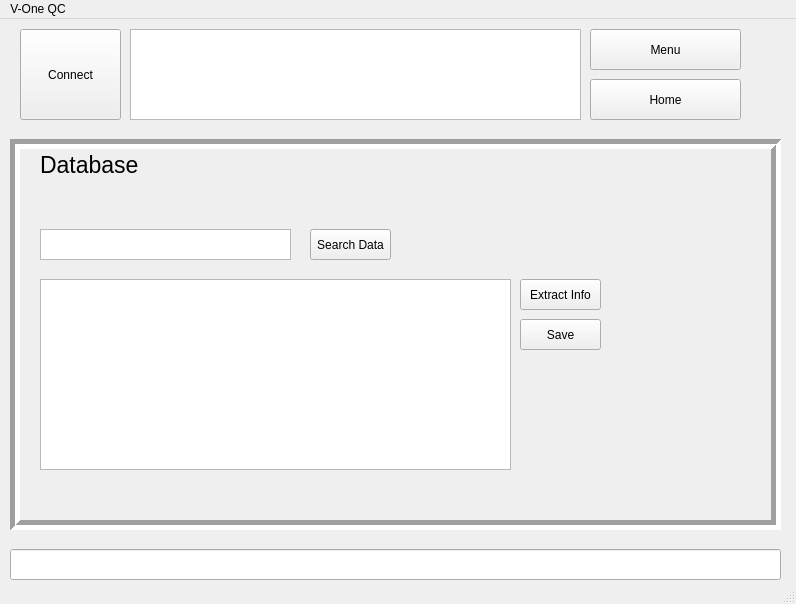
Qt form FT_vone/mainwindow.ui (7ome/Functional-Test) before a commit.
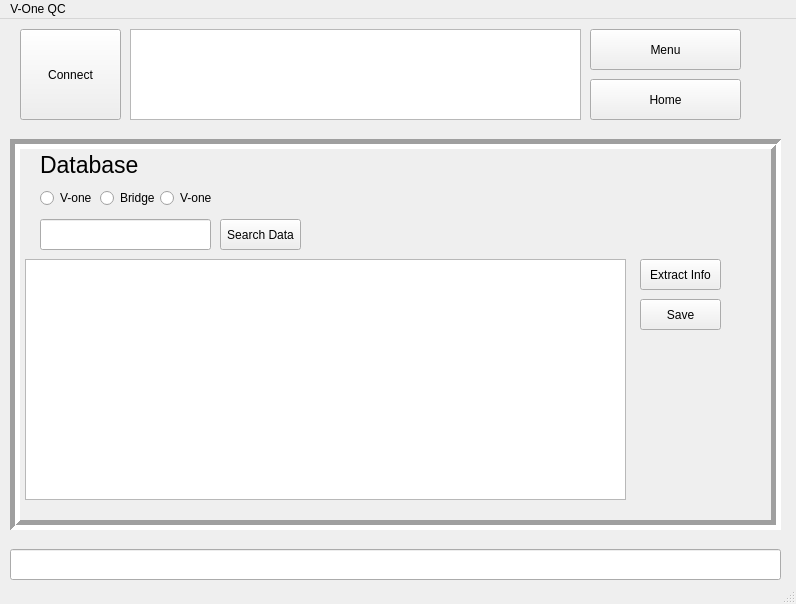
The same form after that commit. The open tabs and pages were chosen to show the change.

Diff of the .ui file:
```diff
--- a/FT_vone/mainwindow.ui
+++ b/FT_vone/mainwindow.ui
@@ -403,31 +403,11 @@
        <string>Database</string>
       </property>
      </widget>
-     <widget class="QTextBrowser" name="readtextbox">
-      <property name="geometry">
-       <rect>
-        <x>20</x>
-        <y>130</y>
-        <width>471</width>
-        <height>191</height>
-       </rect>
-      </property>
-     </widget>
-     <widget class="QTextBrowser" name="textBrowser_2">
-      <property name="geometry">
-       <rect>
-        <x>20</x>
-        <y>80</y>
-        <width>251</width>
-        <height>31</height>
-       </rect>
-      </property>
-     </widget>
      <widget class="QPushButton" name="ExtractButton">
       <property name="geometry">
        <rect>
-        <x>500</x>
-        <y>130</y>
+        <x>620</x>
+        <y>110</y>
         <width>81</width>
         <height>31</height>
        </rect>
@@ -439,8 +419,8 @@
      <widget class="QPushButton" name="SaveButton">
       <property name="geometry">
        <rect>
-        <x>500</x>
-        <y>170</y>
+        <x>620</x>
+        <y>150</y>
         <width>81</width>
         <height>31</height>
        </rect>
@@ -452,8 +432,8 @@
      <widget class="QPushButton" name="SearchButton">
       <property name="geometry">
        <rect>
-        <x>290</x>
-        <y>80</y>
+        <x>200</x>
+        <y>70</y>
         <width>81</width>
         <height>31</height>
        </rect>
@@ -462,6 +442,65 @@
        <string>Search Data</string>
       </property>
      </widget>
+     <widget class="QTableView" name="tableView">
+      <property name="geometry">
+       <rect>
+        <x>5</x>
+        <y>110</y>
+        <width>601</width>
+        <height>241</height>
+       </rect>
+      </property>
+     </widget>
+     <widget class="QRadioButton" name="VoneRButton">
+      <property name="geometry">
+       <rect>
+        <x>20</x>
+        <y>40</y>
+        <width>61</width>
+        <height>18</height>
+       </rect>
+      </property>
+      <property name="text">
+       <string>V-one</string>
+      </property>
+     </widget>
+     <widget class="QRadioButton" name="BridgeRButton">
+      <property name="geometry">
+       <rect>
+        <x>80</x>
+        <y>40</y>
+        <width>61</width>
+        <height>18</height>
+       </rect>
+      </property>
+      <property name="text">
+       <string>Bridge</string>
+      </property>
+     </widget>
+     <widget class="QRadioButton" name="VoneButton_3">
+      <property name="geometry">
+       <rect>
+        <x>140</x>
+        <y>40</y>
+        <width>61</width>
+        <height>18</height>
+       </rect>
+      </property>
+      <property name="text">
+       <string>V-one</string>
+      </property>
+     </widget>
+     <widget class="QLineEdit" name="Searchline">
+      <property name="geometry">
+       <rect>
+        <x>20</x>
+        <y>70</y>
+        <width>171</width>
+        <height>31</height>
+       </rect>
+      </property>
+     </widget>
     </widget>
    </widget>
    <widget class="QPushButton" name="HomeButton">
```
Left out of the diff: 2 changed lines with no effect on the pictures.
